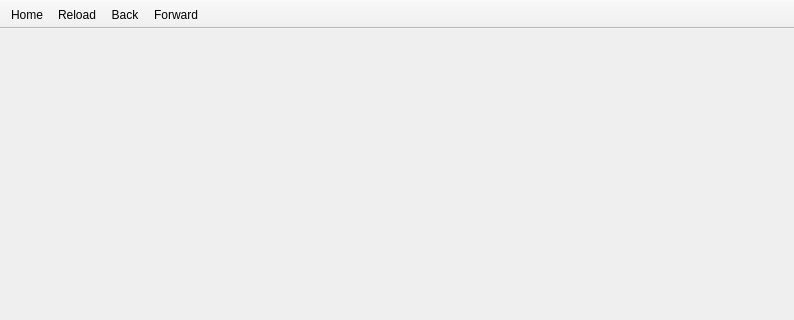
Old version of the form botfather/gui/browser_window.ui in the repository botfatherio/botfather; both pictures show x 0 to 794 and y 0 to 320 of the 794 by 512 pixel window.
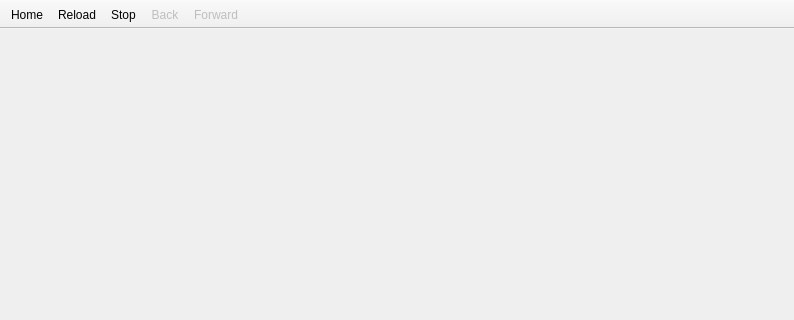
New version of the form. Icons and pictures are not drawn.

Commit message: Makes the navigation buttons usable and adds an address bar

```diff
--- a/botfather/gui/browser_window.ui
+++ b/botfather/gui/browser_window.ui
@@ -36,6 +36,9 @@
    </layout>
   </widget>
   <widget class="QToolBar" name="toolBar">
+   <property name="enabled">
+    <bool>true</bool>
+   </property>
    <property name="windowTitle">
     <string>toolBar</string>
    </property>
@@ -53,6 +56,7 @@
    </attribute>
    <addaction name="actionHome"/>
    <addaction name="actionReload"/>
+   <addaction name="actionStop"/>
    <addaction name="actionBack"/>
    <addaction name="actionForward"/>
   </widget>
@@ -78,6 +82,9 @@
    </property>
   </action>
   <action name="actionBack">
+   <property name="enabled">
+    <bool>false</bool>
+   </property>
    <property name="icon">
     <iconset resource="../res/gui.qrc">
      <normaloff>:/gui/icons8-back-arrow-64.png</normaloff>:/gui/icons8-back-arrow-64.png</iconset>
@@ -87,6 +94,9 @@
    </property>
   </action>
   <action name="actionForward">
+   <property name="enabled">
+    <bool>false</bool>
+   </property>
    <property name="icon">
     <iconset resource="../res/gui.qrc">
      <normaloff>:/gui/icons8-forward-button-64.png</normaloff>:/gui/icons8-forward-button-64.png</iconset>
@@ -95,6 +105,15 @@
     <string>Forward</string>
    </property>
   </action>
+  <action name="actionStop">
+   <property name="icon">
+    <iconset resource="../res/gui.qrc">
+     <normaloff>:/gui/icons8-cancel-64.png</normaloff>:/gui/icons8-cancel-64.png</iconset>
+   </property>
+   <property name="text">
+    <string>Stop</string>
+   </property>
+  </action>
  </widget>
  <resources>
   <include location="../res/gui.qrc"/>
```
The commit also changes 6 other files.
